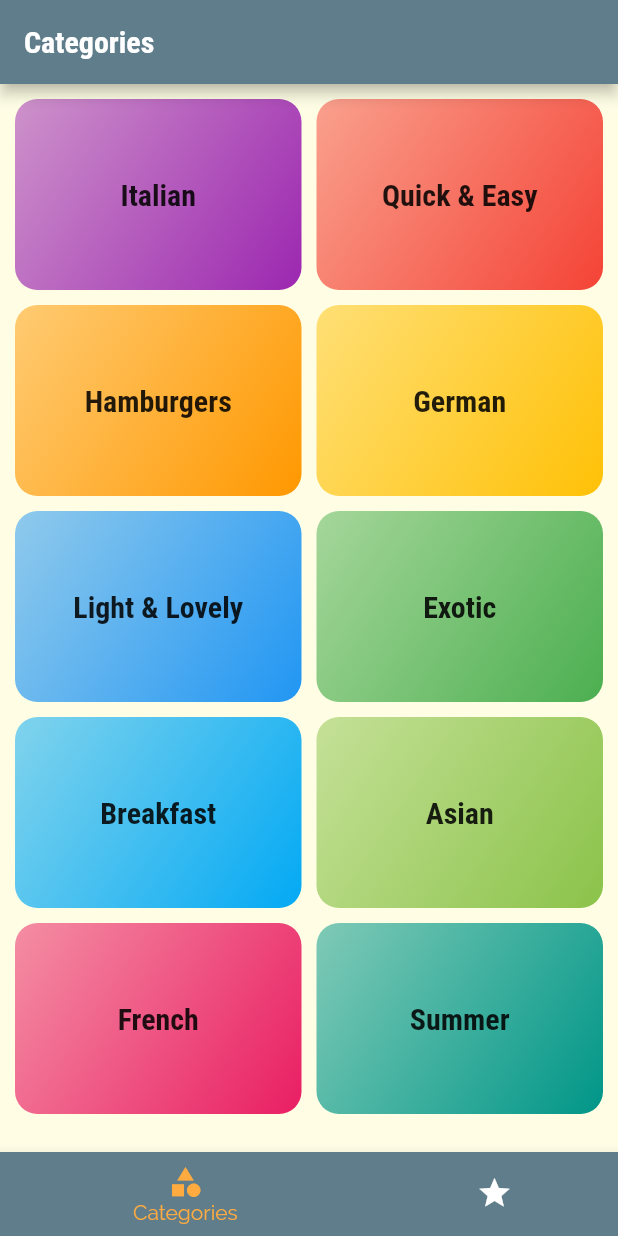
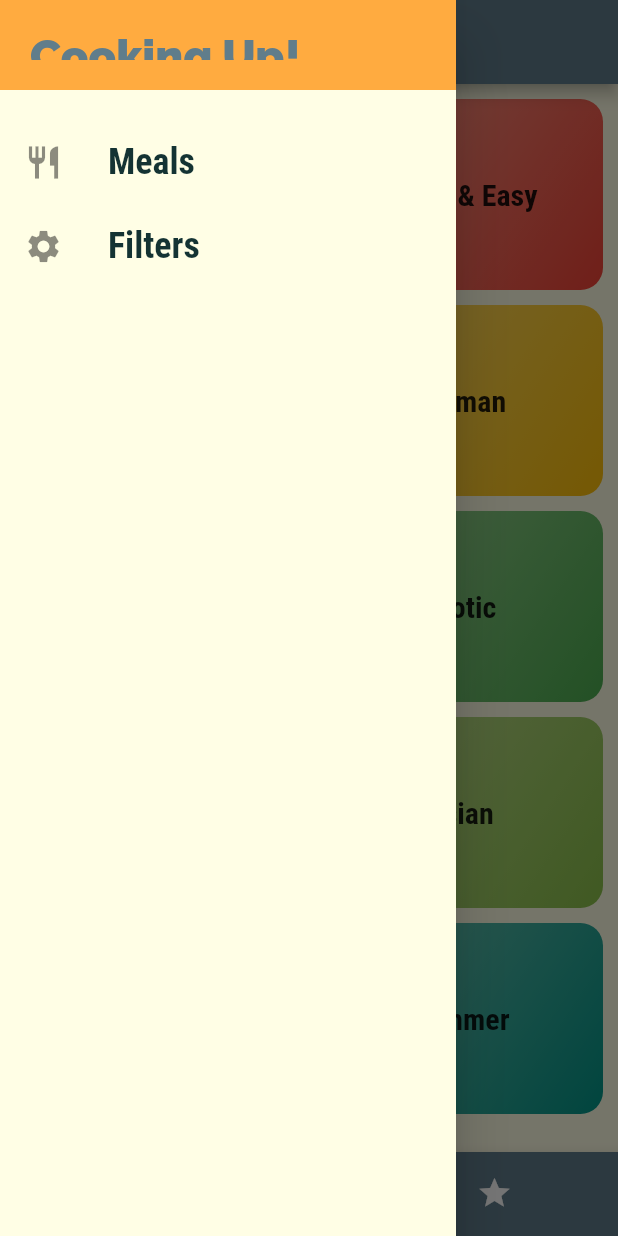
Before and after one commit to kpirabaharan/Flutter, a Flutter app: the screen it shows after launch, with the side drawer open (before the commit the screen has no drawer), on a phone screen of 412 x 824 dp. Run offline on Flutter 3.47's test engine with Material 2 defaults, Android fonts, the phone set to English and light mode, and no system bars; Roboto replaces fonts that are missing (RobotoCondensed).

Commit message:
Section 7: Added Navigation Drawer
Signed-off-by: Keeshigan Pirabaharan <kpirabaharan3@gmail.com>

```diff
--- a/section_7_meals_app/lib/screens/tabs_screen.dart
+++ b/section_7_meals_app/lib/screens/tabs_screen.dart
@@ -1,6 +1,8 @@
 import 'package:flutter/material.dart';
+
 import './categories_screen.dart';
 import './favorites_screen.dart';
+import '../widgets/main_drawer.dart';
 
 class TabsScreen extends StatefulWidget {
   const TabsScreen({super.key});
@@ -31,6 +33,7 @@ class _TabsScreenState extends State<TabsScreen> {
   @override
   Widget build(BuildContext context) {
     return Scaffold(
+      drawer: MainDrawer(),
       appBar: AppBar(
         title: Text(_pages[_selectedPageIndex]['title']),
       ),
--- /dev/null
+++ b/section_7_meals_app/lib/widgets/main_drawer.dart
@@ -0,0 +1,48 @@
+import 'package:flutter/material.dart';
+
+class MainDrawer extends StatelessWidget {
+  Widget buildListTile(String title, IconData icon) {
+    return ListTile(
+      leading: Icon(
+        icon,
+        size: 26,
+      ),
+      title: Text(
+        title,
+        style: TextStyle(
+          fontFamily: 'RobotoCondensed',
+          fontSize: 24,
+          fontWeight: FontWeight.bold,
+        ),
+      ),
+      onTap: () {},
+    );
+  }
+
+  @override
+  Widget build(BuildContext context) {
+    return Drawer(
+      child: Column(
+        children: [
+          Container(
+            height: MediaQuery.of(context).padding.top + 60,
+            width: double.infinity,
+            padding: EdgeInsets.all(20),
+            alignment: Alignment.bottomLeft,
+            color: Theme.of(context).colorScheme.secondary,
+            child: Text(
+              'Cooking Up!',
+              style: TextStyle(
+                  fontWeight: FontWeight.w900,
+                  fontSize: 30,
+                  color: Theme.of(context).colorScheme.primary),
+            ),
+          ),
+          SizedBox(height: 20),
+          buildListTile('Meals', Icons.restaurant),
+          buildListTile('Filters', Icons.settings)
+        ],
+      ),
+    );
+  }
+}
```
